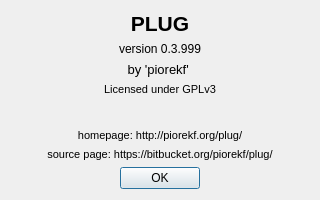
This is plug/about.ui in b2ornot2b/plug as Qt 5 draws it before an edit. The edited form follows.
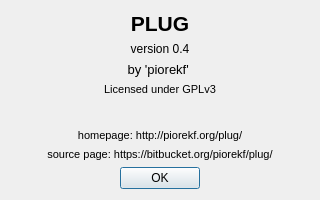
This is the edited form.

Commit message: One minor fix Probably v0.4

Diff of the .ui file:
```diff
--- a/plug/about.ui
+++ b/plug/about.ui
@@ -34,7 +34,7 @@
    <item>
     <widget class="QLabel" name="label_6">
      <property name="text">
-      <string>version 0.3.999</string>
+      <string>version 0.4</string>
      </property>
      <property name="alignment">
       <set>Qt::AlignCenter</set>
```
The commit also changes 2 other files.
